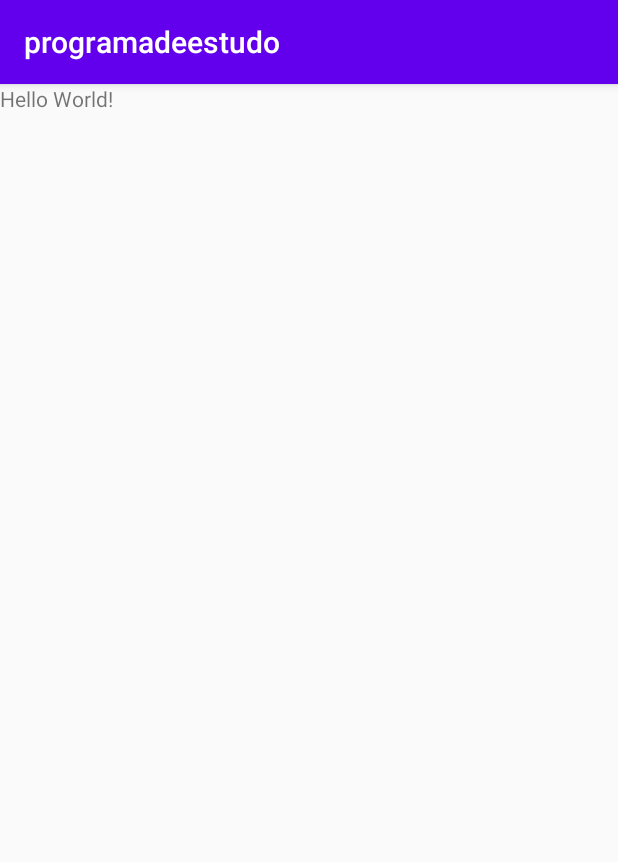
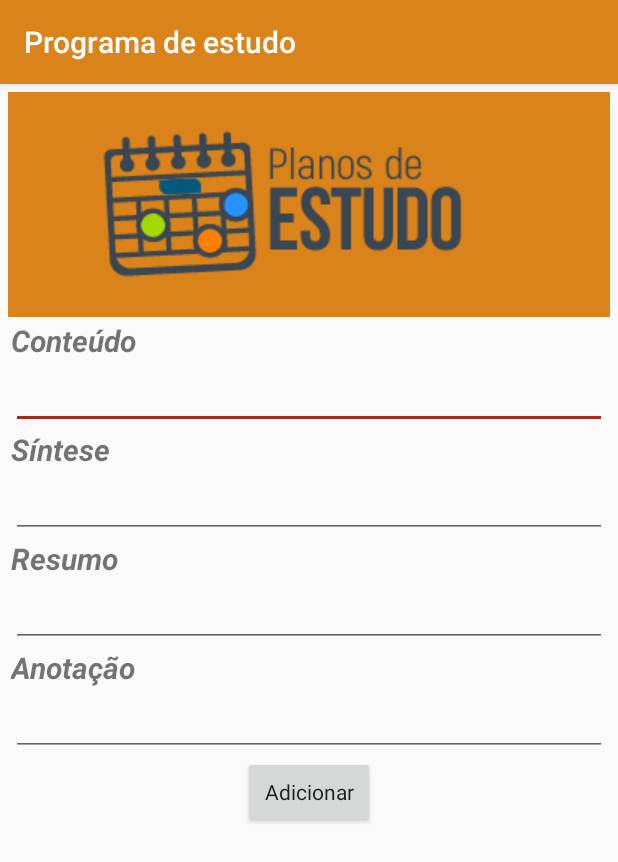
Before and after one commit to Thanyla/programaDeEstudos, an Android app: the screen it shows after launch (MainActivity), on a phone screen of 412 x 824 dp. Shown: the top 862 px of the screen. Run offline under Robolectric (Android 15) with nearby library versions, the phone set to English and light mode, and no system bars.

```diff
--- a/programadeestudo/app/src/main/java/com/example/programadeestudo/MainActivity.java
+++ b/programadeestudo/app/src/main/java/com/example/programadeestudo/MainActivity.java
@@ -3,12 +3,48 @@ package com.example.programadeestudo;
 import androidx.appcompat.app.AppCompatActivity;
 
 import android.os.Bundle;
+import android.view.View;
+import android.widget.Button;
+import android.widget.EditText;
+import android.widget.Toast;
+
+import com.example.programadeestudo.model.Matter;
+
+import java.util.ArrayList;
+import java.util.List;
 
 public class MainActivity extends AppCompatActivity {
+    EditText editTextMatter, editTextAbstract,
+            editTextSummary, editTextNote;
+    Matter matter;
+    List<String> abstracts = new ArrayList<>();
+    Button buttonSalve;
 
     @Override
     protected void onCreate(Bundle savedInstanceState) {
         super.onCreate(savedInstanceState);
         setContentView(R.layout.activity_main);
+        editTextMatter = findViewById(R.id.editTextMatter);
+        editTextAbstract = findViewById(R.id.editTextAbstract);
+        abstracts.add(editTextAbstract.getText().toString());
+        editTextSummary = findViewById(R.id.editTextSummary);
+        abstracts.add(editTextSummary.getText().toString());
+        editTextNote = findViewById(R.id.editTextNote);
+        abstracts.add(editTextNote.getText().toString());
+
+        buttonSalve = findViewById(R.id.buttonSalve);
+
+        buttonSalve.setOnClickListener(new View.OnClickListener() {
+            @Override
+            public void onClick(View view) {
+                matter.setName(editTextMatter.getText().toString());
+               // matter.setAbstracts(abstracts);
+
+                System.out.println(matter.getName());
+            }
+        });
+
+
+
     }
 }
--- a/programadeestudo/app/src/main/java/com/example/programadeestudo/model/Matter.java
+++ b/programadeestudo/app/src/main/java/com/example/programadeestudo/model/Matter.java
@@ -3,22 +3,37 @@ package com.example.programadeestudo.model;
 import java.util.List;
 
 public class Matter {
-    private String name;
-    private List<String> abstracts;
+    private String nameMatter;
+    private String hourAlarm;
+    private String summary;
 
-    public String getName() {
-        return name;
+    public Matter(String nameMatter, String hourAlarm, String summary) {
+        this.nameMatter = nameMatter;
+        this.hourAlarm = hourAlarm;
+        this.summary = summary;
     }
 
-    public void setName(String name) {
-        this.name = name;
+    public String getNameMatter() {
+        return nameMatter;
     }
 
-    public List<String> getAbstracts() {
-        return abstracts;
+    public void setNameMatter(String nameMatter) {
+        this.nameMatter = nameMatter;
     }
 
-    public void setAbstracts(List<String> abstracts) {
-        this.abstracts = abstracts;
+    public String getHourAlarm() {
+        return hourAlarm;
+    }
+
+    public void setHourAlarm(String hourAlarm) {
+        this.hourAlarm = hourAlarm;
+    }
+
+    public String getSummary() {
+        return summary;
+    }
+
+    public void setSummary(String summary) {
+        this.summary = summary;
     }
 }
--- a/programadeestudo/app/src/main/res/layout/activity_main.xml
+++ b/programadeestudo/app/src/main/res/layout/activity_main.xml
@@ -5,11 +5,87 @@
     android:layout_width="match_parent"
     android:layout_height="match_parent"
     android:orientation="vertical"
-    tools:context=".MainActivity">
+    tools:context=".MainActivity"
+    android:layout_margin="5dp">
 
-    <TextView
-        android:layout_width="wrap_content"
+    <ImageView
+        android:layout_width="match_parent"
         android:layout_height="wrap_content"
-        android:text="Hello World!"/>
+        android:src="@drawable/plano"
+        android:background="@color/laranji"
+        />
+
+    <LinearLayout
+        android:layout_width="match_parent"
+        android:layout_height="match_parent"
+        android:orientation="vertical"
+        android:padding="2dp"
+        >
+
+        <TextView
+            android:id="@+id/textViewMatter"
+            android:layout_width="wrap_content"
+            android:layout_height="wrap_content"
+            android:text="@string/matterName"
+            android:textSize="20dp"
+            android:textStyle="bold|italic" />
+
+        <EditText
+            android:id="@+id/editTextMatter"
+            android:layout_width="match_parent"
+            android:layout_height="wrap_content"
+            android:inputType="text" />
+
+        <TextView
+            android:id="@+id/textViewAbstract"
+            android:layout_width="wrap_content"
+            android:layout_height="wrap_content"
+            android:text="@string/matterAbstract"
+            android:textSize="20dp"
+            android:textStyle="bold|italic" />
+
+        <EditText
+            android:id="@+id/editTextAbstract"
+            android:layout_width="match_parent"
+            android:layout_height="wrap_content"
+            android:inputType="textMultiLine" />
+
+        <TextView
+            android:id="@+id/textViewSummary"
+            android:layout_width="wrap_content"
+            android:layout_height="wrap_content"
+            android:text="@string/matterSummary"
+            android:textSize="20dp"
+            android:textStyle="bold|italic" />
+
+        <EditText
+            android:id="@+id/editTextSummary"
+            android:layout_width="match_parent"
+            android:layout_height="wrap_content"
+            android:inputType="textMultiLine" />
+
+        <TextView
+            android:id="@+id/textViewNote"
+            android:layout_width="wrap_content"
+            android:layout_height="wrap_content"
+            android:text="@string/matterNote"
+            android:textSize="20dp"
+            android:textStyle="bold|italic" />
+
+        <EditText
+            android:id="@+id/editTextNote"
+            android:layout_width="match_parent"
+            android:layout_height="wrap_content"
+            android:inputType="textMultiLine" />
+
+        <Button
+            android:id="@+id/buttonSalve"
+            style="@style/Widget.AppCompat.ImageButton"
+            android:layout_width="wrap_content"
+            android:layout_height="wrap_content"
+            android:layout_gravity="center"
+            android:text="@string/buttonSalve"
+            android:textAlignment="center" />
+    </LinearLayout>
 
 </LinearLayout>
--- a/programadeestudo/app/src/main/res/values/colors.xml
+++ b/programadeestudo/app/src/main/res/values/colors.xml
@@ -3,4 +3,9 @@
     <color name="colorPrimary">#6200EE</color>
     <color name="colorPrimaryDark">#3700B3</color>
     <color name="colorAccent">#03DAC5</color>
+    <color name='roxi'>#A6537A</color>
+    <color name='azulzi'>#46A6A6</color>
+    <color name='laranji'>#D9831A</color>
+    <color name='laranjo'>#BF6415</color>
+    <color name='vermelhi'>#A62B1F</color>
 </resources>
--- a/programadeestudo/app/src/main/res/values/strings.xml
+++ b/programadeestudo/app/src/main/res/values/strings.xml
@@ -1,3 +1,8 @@
 <resources>
-    <string name="app_name">programadeestudo</string>
+    <string name="app_name">Programa de estudo</string>
+    <string name="matterName">Conteúdo</string>
+    <string name="matterAbstract">"Síntese"</string>
+    <string name="matterSummary">Resumo</string>
+    <string name="matterNote">Anotação</string>
+    <string name="buttonSalve">Adicionar</string>
 </resources>
--- a/programadeestudo/app/src/main/res/values/styles.xml
+++ b/programadeestudo/app/src/main/res/values/styles.xml
@@ -3,9 +3,9 @@
     <!-- Base application theme. -->
     <style name="AppTheme" parent="Theme.AppCompat.Light.DarkActionBar">
         <!-- Customize your theme here. -->
-        <item name="colorPrimary">@color/colorPrimary</item>
-        <item name="colorPrimaryDark">@color/colorPrimaryDark</item>
-        <item name="colorAccent">@color/colorAccent</item>
+        <item name="colorPrimary">@color/laranji</item>
+        <item name="colorPrimaryDark">@color/laranjo</item>
+        <item name="colorAccent">@color/vermelhi</item>
     </style>
 
 </resources>
```
Also changed, not shown: programadeestudo/app/src/main/res/drawable/plano.png (added).
